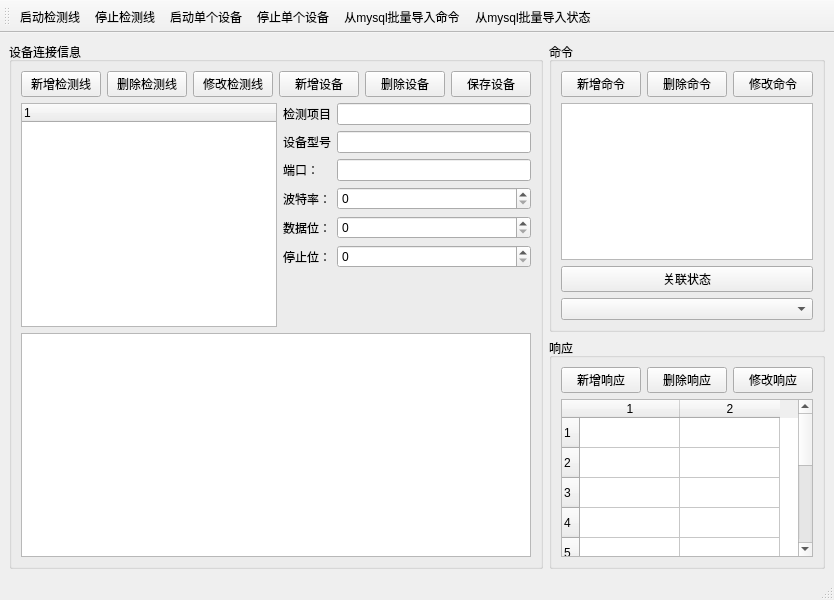
bkdwei/kdCarCheckDevSimulator, file kdCarCheckDevSimulator/kdCarCheckDevSimulator.ui: the form before one commit.
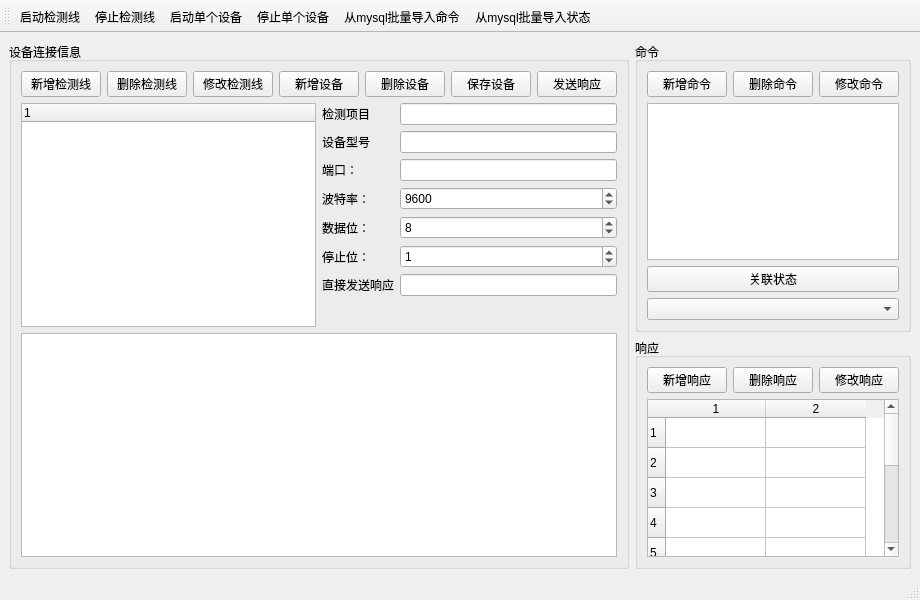
The form after the commit.

Commit message: 新增直接发送响应的功能

What changed in the file:
```diff
--- a/kdCarCheckDevSimulator/kdCarCheckDevSimulator.ui
+++ b/kdCarCheckDevSimulator/kdCarCheckDevSimulator.ui
@@ -65,6 +65,19 @@
            </property>
           </widget>
          </item>
+         <item>
+          <widget class="QPushButton" name="pb_direct_reply">
+           <property name="minimumSize">
+            <size>
+             <width>0</width>
+             <height>0</height>
+            </size>
+           </property>
+           <property name="text">
+            <string>发送响应</string>
+           </property>
+          </widget>
+         </item>
         </layout>
        </item>
        <item>
@@ -118,7 +131,14 @@
             </widget>
            </item>
            <item row="3" column="1">
-            <widget class="QSpinBox" name="spinBox_2"/>
+            <widget class="QSpinBox" name="spinBox_2">
+             <property name="maximum">
+              <number>99000</number>
+             </property>
+             <property name="value">
+              <number>9600</number>
+             </property>
+            </widget>
            </item>
            <item row="4" column="0">
             <widget class="QLabel" name="label_5">
@@ -128,7 +148,11 @@
             </widget>
            </item>
            <item row="4" column="1">
-            <widget class="QSpinBox" name="spinBox"/>
+            <widget class="QSpinBox" name="spinBox">
+             <property name="value">
+              <number>8</number>
+             </property>
+            </widget>
            </item>
            <item row="5" column="0">
             <widget class="QLabel" name="label_6">
@@ -138,7 +162,21 @@
             </widget>
            </item>
            <item row="5" column="1">
-            <widget class="QSpinBox" name="spinBox_3"/>
+            <widget class="QSpinBox" name="spinBox_3">
+             <property name="value">
+              <number>1</number>
+             </property>
+            </widget>
+           </item>
+           <item row="6" column="0">
+            <widget class="QLabel" name="label">
+             <property name="text">
+              <string>直接发送响应</string>
+             </property>
+            </widget>
+           </item>
+           <item row="6" column="1">
+            <widget class="QLineEdit" name="le_direct_reply"/>
            </item>
           </layout>
          </item>
```
The commit also changes 3 other files.
